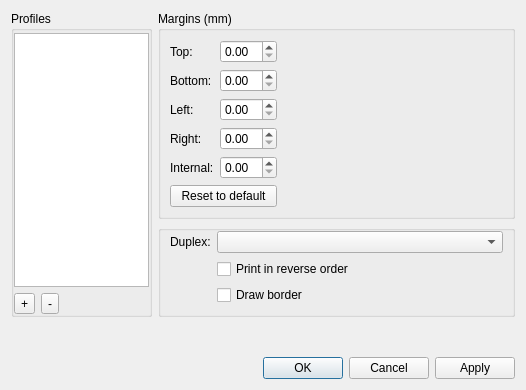
Old version of the form gui/printersettings/printersettings.ui in the repository Boomaga/boomaga.
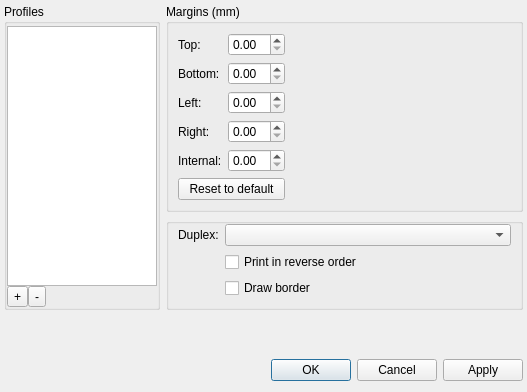
New version of the form.

Commit message: Increase with of profileList Remove margins on printer settings form

Diff of the .ui file:
```diff
--- a/gui/printersettings/printersettings.ui
+++ b/gui/printersettings/printersettings.ui
@@ -7,10 +7,19 @@
     <x>0</x>
     <y>0</y>
     <width>526</width>
-    <height>390</height>
+    <height>392</height>
    </rect>
   </property>
   <layout class="QVBoxLayout" name="verticalLayout_5">
+   <property name="leftMargin">
+    <number>4</number>
+   </property>
+   <property name="topMargin">
+    <number>4</number>
+   </property>
+   <property name="rightMargin">
+    <number>4</number>
+   </property>
    <item>
     <layout class="QHBoxLayout" name="horizontalLayout_2">
      <item>
@@ -31,6 +40,9 @@
         <string>Profiles</string>
        </property>
        <layout class="QVBoxLayout" name="verticalLayout_3">
+        <property name="spacing">
+         <number>0</number>
+        </property>
         <property name="leftMargin">
          <number>0</number>
         </property>
@@ -45,6 +57,12 @@
         </property>
         <item>
          <widget class="QListWidget" name="profilesList">
+          <property name="minimumSize">
+           <size>
+            <width>150</width>
+            <height>0</height>
+           </size>
+          </property>
           <property name="sizeIncrement">
            <size>
             <width>10</width>
```
